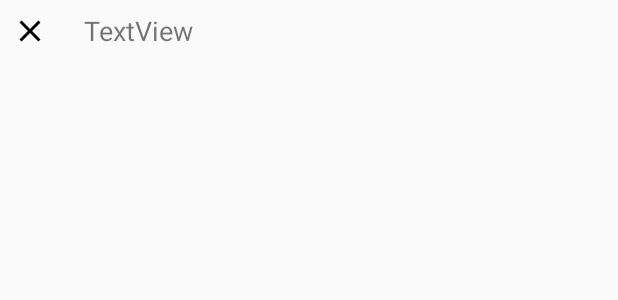
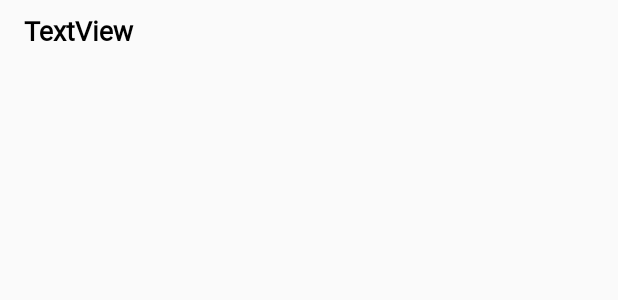
Before and after one commit to AndreiAvram123/Forum-App, an Android app: the layout suggestion_item.xml on its own in the app's theme, with its tools: preview values and no code run, on a phone screen of 412 x 824 dp. Shown: the top 300 px of the screen. Run offline under Robolectric (Android 15) with nearby library versions, the phone set to English and light mode, and no system bars; network calls fail.

```diff
--- a/app/build.gradle
+++ b/app/build.gradle
@@ -26,7 +26,11 @@ android {
 
 dependencies {
     def room_version = "2.2.3"
+    def nav_version = "2.2.0"
 
+    // Java language implementation
+    implementation "androidx.navigation:navigation-fragment:$nav_version"
+    implementation "androidx.navigation:navigation-ui:$nav_version"
     implementation "androidx.room:room-runtime:$room_version"
     implementation 'com.google.firebase:firebase-database:16.0.4'
     implementation 'com.google.firebase:firebase-auth:19.2.0'
--- a/app/src/main/java/com/example/bookapp/Adapters/SuggestionsRecyclerView.java
+++ b/app/src/main/java/com/example/bookapp/Adapters/SuggestionsRecyclerView.java
@@ -19,7 +19,7 @@ public class SuggestionsRecyclerView  extends RecyclerView.Adapter<SuggestionsRe
    private ArrayList<String>suggestions;
    private SearchFragment.SearchFragmentInterface searchFragmentInterface;
 
-   public SuggestionsRecyclerView(ArrayList<String> suggestions, Activity activity){
+   public SuggestionsRecyclerView(@NonNull ArrayList<String> suggestions,@NonNull Activity activity){
        this.suggestions = suggestions;
        searchFragmentInterface = (SearchFragment.SearchFragmentInterface) activity;
    }
@@ -43,6 +43,7 @@ public class SuggestionsRecyclerView  extends RecyclerView.Adapter<SuggestionsRe
         return suggestions.size();
     }
 
+
     class ViewHolder extends RecyclerView.ViewHolder{
       ImageView deleteSuggestionImage;
       TextView suggestionName;
@@ -51,7 +52,6 @@ public class SuggestionsRecyclerView  extends RecyclerView.Adapter<SuggestionsRe
            super(itemView);
            deleteSuggestionImage = itemView.findViewById(R.id.delete_suggestion_image);
            suggestionName = itemView.findViewById(R.id.suggestion_item_name);
-           deleteSuggestionImage.setOnClickListener(view->{});
        }
    }
 }
--- a/app/src/main/res/layout/suggestion_item.xml
+++ b/app/src/main/res/layout/suggestion_item.xml
@@ -8,26 +8,18 @@
 
     <TextView
         android:id="@+id/suggestion_item_name"
+        style="@style/important_text_small"
         android:layout_width="0dp"
         android:layout_height="wrap_content"
-        android:layout_marginStart="24dp"
+        android:layout_marginStart="16dp"
         android:layout_marginTop="8dp"
-        android:text="TextView"
+        android:layout_marginBottom="8dp"
+        android:gravity="left"
         android:textSize="18sp"
-        app:layout_constraintBottom_toBottomOf="@+id/delete_suggestion_image"
+        app:layout_constraintBottom_toBottomOf="parent"
         app:layout_constraintEnd_toEndOf="parent"
-        app:layout_constraintStart_toEndOf="@+id/delete_suggestion_image"
-        app:layout_constraintTop_toTopOf="parent" />
-
-    <ImageView
-        android:id="@+id/delete_suggestion_image"
-        android:layout_width="wrap_content"
-        android:layout_height="wrap_content"
-        android:layout_marginStart="8dp"
-        android:layout_marginTop="8dp"
-        android:layout_marginBottom="2dp"
-        app:layout_constraintBottom_toBottomOf="parent"
         app:layout_constraintStart_toStartOf="parent"
         app:layout_constraintTop_toTopOf="parent"
-        app:srcCompat="@drawable/ic_close_black_24dp" />
+        tools:text="TextView" />
+
 </androidx.constraintlayout.widget.ConstraintLayout>
--- a/app/src/main/res/values/styles.xml
+++ b/app/src/main/res/values/styles.xml
@@ -26,6 +26,7 @@
         <item name="android:textSize">16sp</item>
         <item name="android:textStyle">bold</item>
         <item name="android:fontFamily">@font/opensans_bold</item>
+        <item name="android:textColor">#000000</item>
         <item name="android:gravity">center</item>
     </style>
 
```
Also changed, not shown: app/src/main/java/com/example/bookapp/MainActivity.java (+41 -2 lines), app/src/main/java/com/example/bookapp/fragments/SearchFragment.java (+33 -17 lines), app/src/main/java/com/example/bookapp/fragments/SearchSuggestionsFragment.java (+10 -4 lines), app/src/main/java/com/example/bookapp/interfaces/RecipeDao.java (deleted, +0 -14 lines), app/src/main/java/com/example/bookapp/models/AppDatabase.java (deleted, +0 -13 lines).
